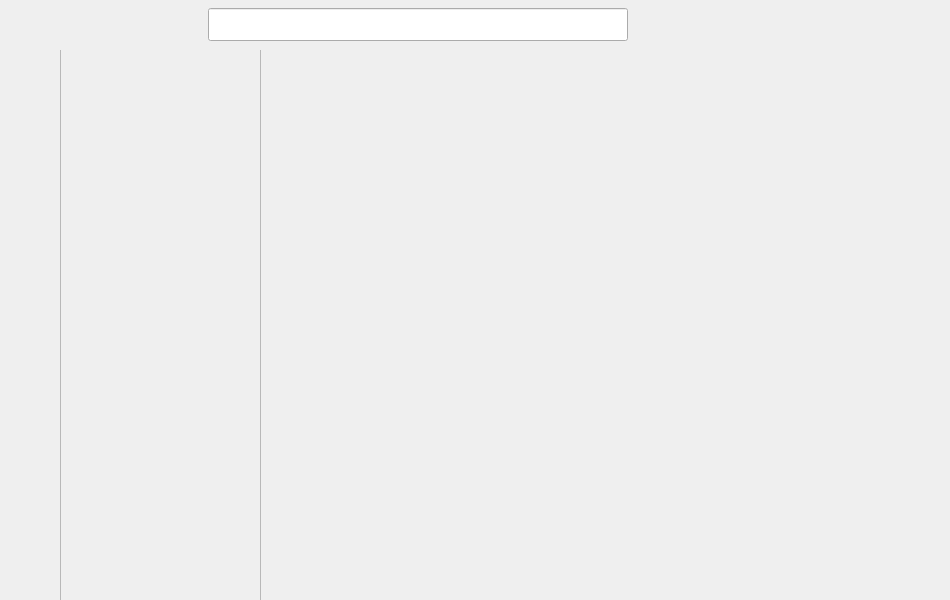
Above: mainwindow.ui from WangQuanLiu/WeCloud before the change. Below: the same form after it.
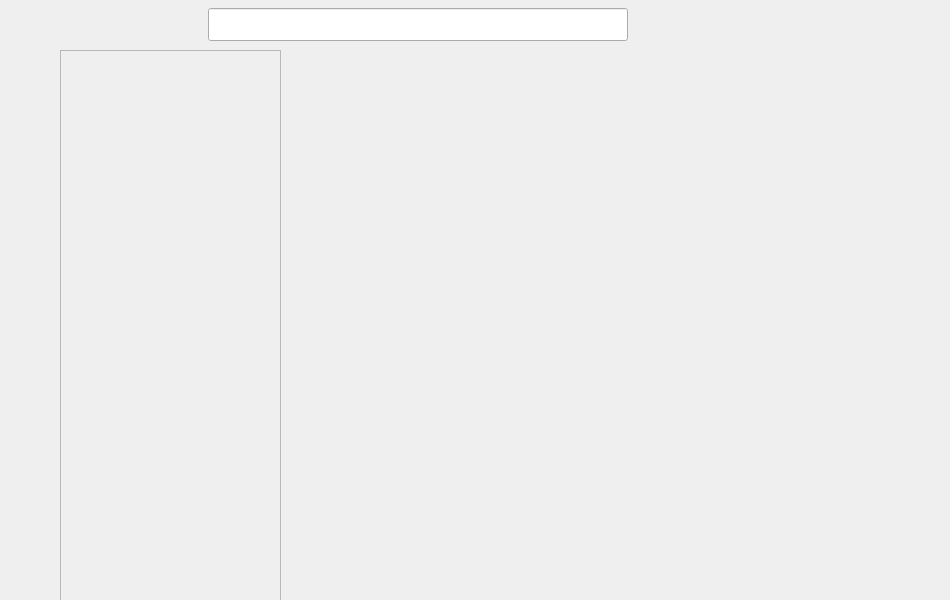
That is the form after the change. Custom widgets are drawn as their Qt base class.

```diff
--- a/mainwindow.ui
+++ b/mainwindow.ui
@@ -339,9 +339,9 @@
          <property name="geometry">
           <rect>
            <x>0</x>
-           <y>-10</y>
-           <width>201</width>
-           <height>571</height>
+           <y>0</y>
+           <width>221</width>
+           <height>561</height>
           </rect>
          </property>
          <property name="widgetResizable">
@@ -352,8 +352,8 @@
            <rect>
             <x>0</x>
             <y>0</y>
-            <width>199</width>
-            <height>569</height>
+            <width>219</width>
+            <height>559</height>
            </rect>
           </property>
          </widget>
@@ -587,6 +587,14 @@
    </layout>
   </widget>
  </widget>
+ <customwidgets>
+  <customwidget>
+   <class>MQScrollArea</class>
+   <extends>QScrollArea</extends>
+   <header location="global">mqscrollarea.h</header>
+   <container>1</container>
+  </customwidget>
+ </customwidgets>
  <resources/>
  <connections/>
 </ui>
```
Left out of the diff: 2 changed lines with no effect on the pictures.
